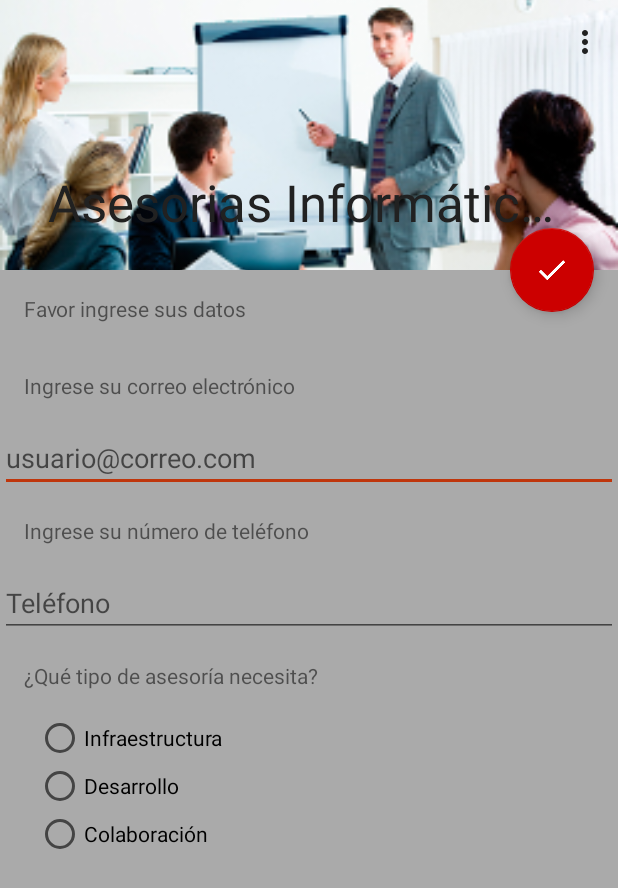
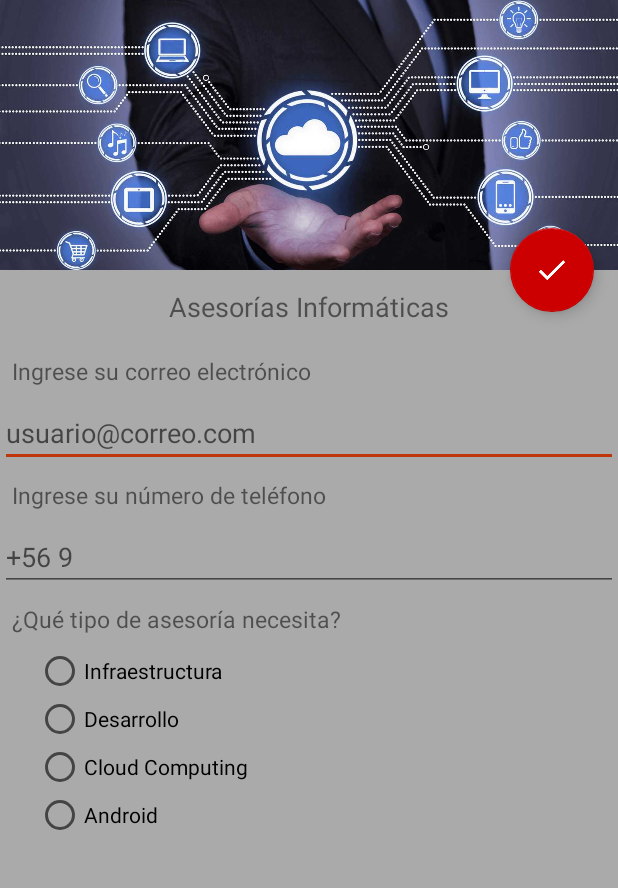
Before and after one commit to Riemsianne/PruebaDLatam, an Android app: the screen it shows after launch (MainActivity), on a phone screen of 412 x 824 dp. Shown: the top 888 px of the screen. Run offline under Robolectric (Android 15) with nearby library versions, the phone set to English and light mode, and no system bars.

Commit message:
final commit

```diff
--- a/app/src/main/AndroidManifest.xml
+++ b/app/src/main/AndroidManifest.xml
@@ -5,15 +5,14 @@
     <application
         android:allowBackup="true"
         android:icon="@mipmap/ic_launcher"
-        android:label="@string/app_name"
+        android:label="Asesorías Informáticas"
         android:roundIcon="@mipmap/ic_launcher_round"
         android:supportsRtl="true"
         android:theme="@style/AppTheme">
         <activity
             android:name=".MainActivity"
-            android:label="@string/app_name"
-            android:theme="@style/AppTheme.NoActionBar"
-            >
+            android:label="Asesorías Informáticas"
+            android:theme="@style/AppTheme.NoActionBar">
             <intent-filter>
                 <action android:name="android.intent.action.MAIN" />
 
--- a/app/src/main/java/cl/riemsianne/prueba1/MainActivity.java
+++ b/app/src/main/java/cl/riemsianne/prueba1/MainActivity.java
@@ -17,6 +17,8 @@ public class MainActivity extends AppCompatActivity {
         setContentView(R.layout.activity_main);
         Toolbar toolbar = (Toolbar) findViewById(R.id.toolbar);
         setSupportActionBar(toolbar);
+        getSupportActionBar().hide();
+
 
         FloatingActionButton fab = (FloatingActionButton) findViewById(R.id.fab);
         fab.setOnClickListener(new View.OnClickListener() {
--- a/app/src/main/res/layout/activity_main.xml
+++ b/app/src/main/res/layout/activity_main.xml
@@ -28,7 +28,7 @@
                 android:layout_height="match_parent"
                 android:background="@android:color/darker_gray"
                 android:scaleType="centerCrop"
-                android:src="@mipmap/img_serv1" />
+                android:src="@mipmap/img_as_inf" />
 
             <android.support.v7.widget.Toolbar
                 android:id="@+id/toolbar"
--- a/app/src/main/res/layout/content_main.xml
+++ b/app/src/main/res/layout/content_main.xml
@@ -17,13 +17,16 @@
     <TextView
         android:layout_width="wrap_content"
         android:layout_height="wrap_content"
-        android:layout_margin="@dimen/text_margin"
-        android:text="Favor ingrese sus datos"
+        android:layout_centerHorizontal="true"
+        android:textSize="18dp"
+        android:layout_margin="12dp"
+        android:text="Asesorías Informáticas"
         android:id="@+id/dts"/>
     <TextView
         android:layout_width="wrap_content"
         android:layout_height="wrap_content"
-        android:layout_margin="@dimen/text_margin"
+        android:layout_margin="8dp"
+        android:textSize="15dp"
         android:layout_below="@id/dts"
         android:text="Ingrese su correo electrónico"
         android:id="@+id/inputbtn"/>
@@ -43,8 +46,9 @@
     <TextView
         android:layout_width="wrap_content"
         android:layout_height="wrap_content"
-        android:layout_margin="@dimen/text_margin"
+        android:layout_margin="8dp"
         android:layout_below="@id/campo_texto"
+        android:textSize="15dp"
         android:text="Ingrese su número de teléfono"
         android:id="@+id/tlf"/>
 
@@ -56,14 +60,15 @@
             android:layout_below="@id/tlf"
             android:layout_centerHorizontal="true"
             android:layout_centerVertical="true"
-            android:hint="Teléfono" />
+            android:hint="+56 9 " />
     <TextView
         android:layout_width="match_parent"
         android:layout_height="wrap_content"
         android:layout_below="@+id/campo_telefono"
         android:id="@+id/tiPas"
         android:layout_marginBottom="8dp"
-        android:layout_margin="16dp"
+        android:layout_margin="8dp"
+        android:textSize="15dp"
         android:text="¿Qué tipo de asesoría necesita?" />
 
     <RadioGroup
@@ -87,7 +92,12 @@
         <RadioButton
             android:layout_width="match_parent"
             android:layout_height="wrap_content"
-            android:text="Colaboración" />
+            android:text="Cloud Computing" />
+
+        <RadioButton
+        android:layout_width="match_parent"
+        android:layout_height="wrap_content"
+        android:text="Android" />
 
     </RadioGroup>
 </RelativeLayout>
--- a/app/src/main/res/layout/fragment_email.xml
+++ b/app/src/main/res/layout/fragment_email.xml
@@ -13,12 +13,14 @@
         android:id="@+id/contactbtn"
         android:layout_below="@+id/chBox"
         android:text="Envianos tus datos ahora!"
+        android:padding="16dp"
         android:layout_width="match_parent"
         android:layout_height="wrap_content" />
   <CheckBox
       android:id="@+id/chBox"
       android:layout_width="match_parent"
       android:layout_height="wrap_content"
+      android:padding="30dp"
       android:text="¿Has revisado tus datos correctamente?"/>
 
     </RelativeLayout>
--- a/app/src/main/res/values/strings.xml
+++ b/app/src/main/res/values/strings.xml
@@ -1,5 +1,5 @@
 <resources>
-    <string name="app_name">Asesorias Informáticas</string>
+    <string name="app_name">Asesorías Informáticas</string>
     <string name="large_text">
         "Material is the metaphor.\n\n"
 
```
Also changed, not shown: app/src/main/res/mipmap-hdpi/img_as_inf.jpg (added), app/src/main/res/mipmap-mdpi/img_as_inf.jpg (added), app/src/main/res/mipmap-xhdpi/img_as_inf.jpg (added), app/src/main/res/mipmap-xxhdpi/img_as_inf.jpg (added), app/src/main/res/mipmap-xxxhdpi/img_as_inf.jpg (added).
